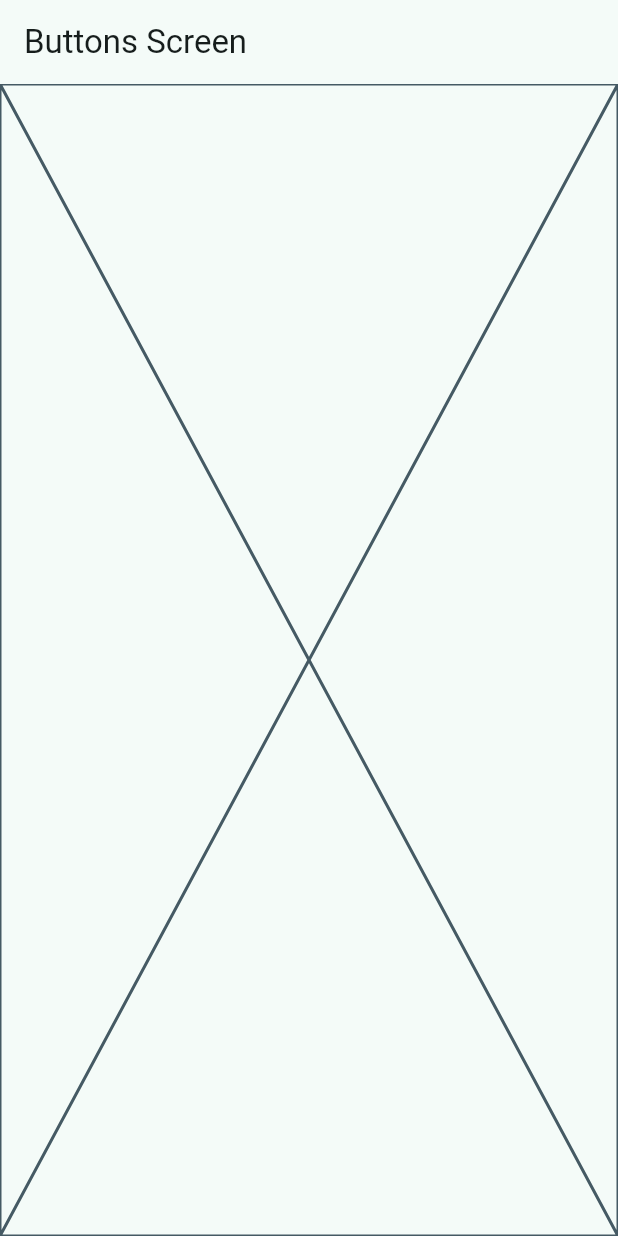
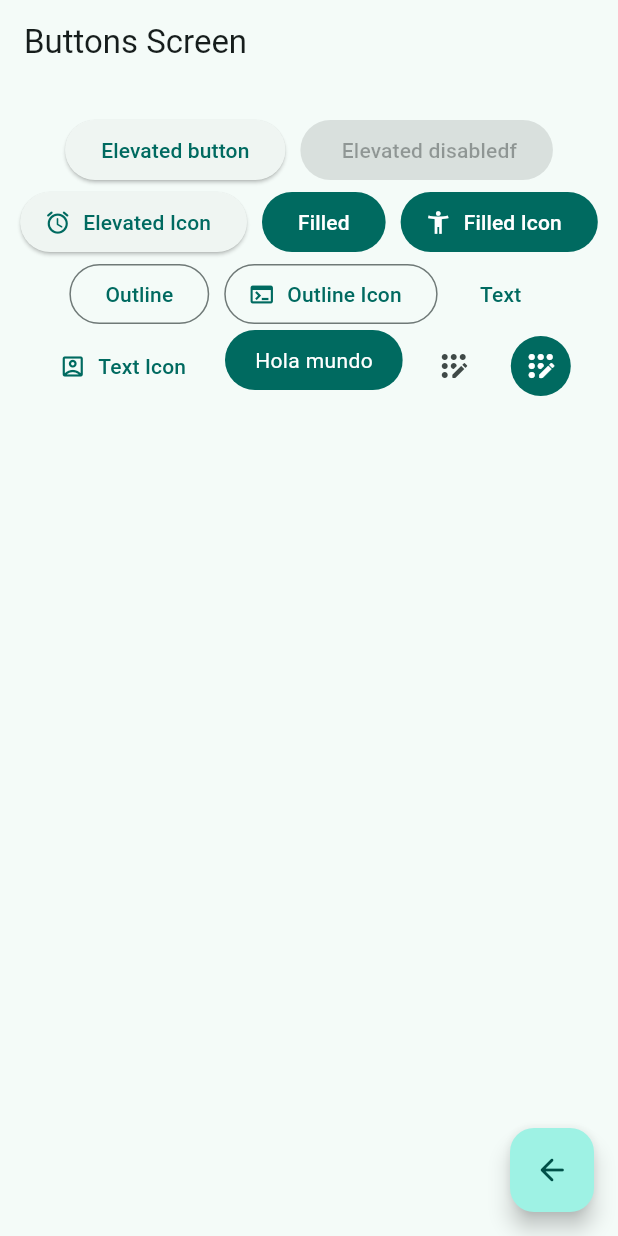
Before and after one commit to casasfranco/widgets-app, a Flutter app: the ButtonsScreen screen opened by its route, on a phone screen of 412 x 824 dp. Run offline on Flutter 3.47's test engine with Material 2 defaults, Android fonts, the phone set to English and light mode, and no system bars; our stand-ins replace go_router.

Commit message:
button screen finish

```diff
--- a/lib/presentation/screens/buttons/buttons_screen.dart
+++ b/lib/presentation/screens/buttons/buttons_screen.dart
@@ -1,7 +1,8 @@
 import 'package:flutter/material.dart';
+import 'package:go_router/go_router.dart';
 
 class ButtonsScreen extends StatefulWidget {
-    static const String name = "buttons_screen";
+  static const String name = "buttons_screen";
 
   const ButtonsScreen({super.key});
 
@@ -16,7 +17,88 @@ class ButtonsScreenState extends State<ButtonsScreen> {
       appBar: AppBar(
         title: const Text("Buttons Screen"),
       ),
-      body: const Placeholder(),
+      body: const _ButtonsView(),
+      floatingActionButton: FloatingActionButton(
+        child: const Icon(Icons.arrow_back_rounded),
+        onPressed: () {
+          context.pop();
+        },
+      ),
     );
   }
 }
+
+class _ButtonsView extends StatelessWidget {
+  const _ButtonsView();
+  @override
+  Widget build(BuildContext context) {
+    final colors = Theme.of(context).colorScheme;
+
+    return SizedBox(
+      width: double.infinity,
+      child: Padding(
+        padding: const EdgeInsets.symmetric(horizontal: 10, vertical: 20),
+        child: Wrap(spacing: 10, alignment: WrapAlignment.center, children: [
+          ElevatedButton(
+              onPressed: () {}, child: const Text("Elevated button")),
+          const ElevatedButton(
+              onPressed: null, child: Text(" Elevated disabledf")),
+          ElevatedButton.icon(
+              onPressed: () {},
+              icon: const Icon(Icons.access_alarm_rounded),
+              label: const Text("Elevated Icon")),
+          FilledButton(onPressed: () {}, child: const Text("Filled")),
+          FilledButton.icon(
+              onPressed: () {},
+              icon: const Icon(Icons.accessibility_new),
+              label: const Text('Filled Icon')),
+          OutlinedButton(onPressed: () {}, child: const Text('Outline')),
+          OutlinedButton.icon(
+            onPressed: () {},
+            icon: const Icon(Icons.terminal),
+            label: const Text('Outline Icon'),
+          ),
+          TextButton(onPressed: () {}, child: const Text('Text')),
+          TextButton.icon(
+            onPressed: () {},
+            icon: const Icon(Icons.account_box_outlined),
+            label: const Text('Text Icon'),
+          ),
+          const CustomButton(),
+          IconButton(
+              onPressed: () {},
+              icon: const Icon(Icons.app_registration_rounded)),
+          IconButton(
+              onPressed: () {},
+              icon: const Icon(Icons.app_registration_rounded),
+              style: ButtonStyle(
+                backgroundColor: MaterialStatePropertyAll(colors.primary),
+                iconColor: const MaterialStatePropertyAll(Colors.white),
+              )),
+        ]),
+      ),
+    );
+  }
+}
+
+class CustomButton extends StatelessWidget {
+  const CustomButton({super.key});
+
+  @override
+  Widget build(BuildContext context) {
+    final colors = Theme.of(context).colorScheme;
+
+    return ClipRRect(
+      borderRadius: BorderRadius.circular(20),
+      child: Material(
+        color: colors.primary,
+        child: InkWell(
+          onTap: () {},
+          child: const Padding(
+              padding: EdgeInsets.symmetric(horizontal: 20, vertical: 10),
+              child: Text("Hola mundo", style: TextStyle(color: Colors.white))),
+        ),
+      ),
+    );
+  }
+}
--- a/lib/presentation/screens/home/home_screen.dart
+++ b/lib/presentation/screens/home/home_screen.dart
@@ -1,7 +1,7 @@
 import 'package:flutter/material.dart';
 import 'package:go_router/go_router.dart';
 import 'package:widgets_app/config/menu/menu_items.dart';
-import 'package:widgets_app/presentation/screens/screens.dart';
+import 'package:widgets_app/presentation/screens/cads/cards_screen.dart';
 
 class HomeScreen extends StatelessWidget {
   static const String name = "home_screen";
@@ -56,7 +56,8 @@ class _CustomListTile extends StatelessWidget {
       title: Text(menuItem.title),
       subtitle: Text(menuItem.subTitle),
       onTap: () {
-        context.pushNamed(CardsScreen.name);
+        // context.pushNamed(CardsScreen.name);
+        context.push(menuItem.link);
       },
     );
   }
```
